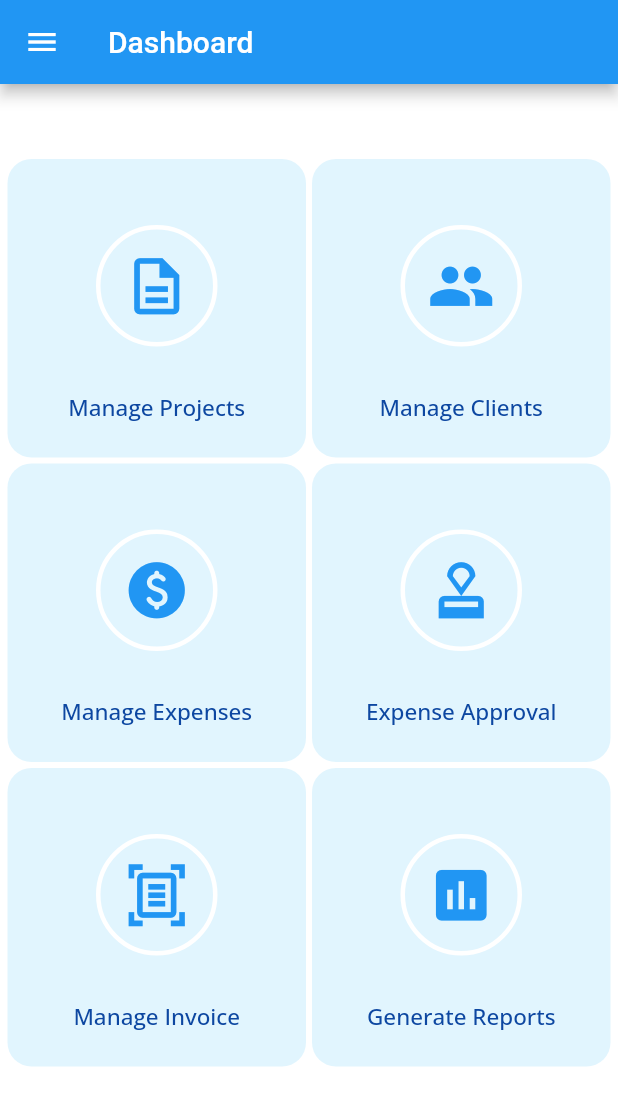
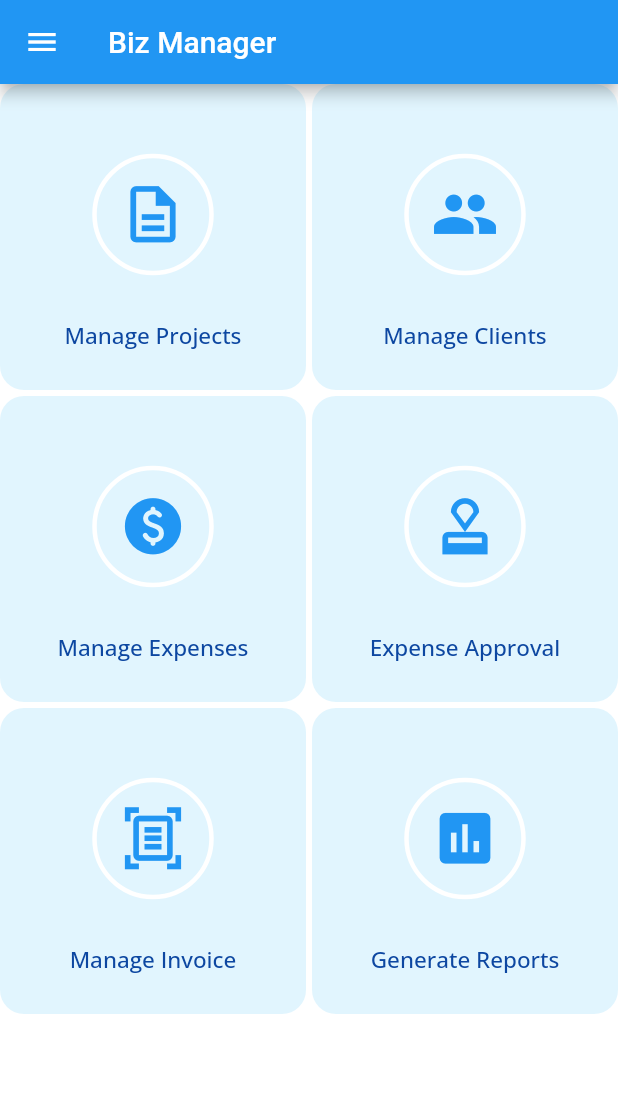
Before and after one commit to rosheends/easy_biz_manager, a Flutter app: the screen it shows after launch, after a tap on "Sign In", on a phone screen of 412 x 824 dp. Shown: the top 1106 px of the screen. Run offline on Flutter 3.47's test engine with Material 2 defaults, Android fonts, the light colour scheme and no system bars; our stand-ins replace google_fonts; missing offline and left inert: country_list_pick; network calls fail.

Commit message:
updated code

```diff
--- a/lib/main.dart
+++ b/lib/main.dart
@@ -1,146 +1,11 @@
-import 'package:easy_biz_manager/forgot_password.dart';
-import 'package:easy_biz_manager/sign_up.dart';
+import 'package:easy_biz_manager/views/biz_manager.dart';
 import 'package:flutter/material.dart';
 import 'package:flutter/services.dart';
-import 'home_page.dart';
 
 void main() {
   SystemChrome.setSystemUIOverlayStyle(const SystemUiOverlayStyle(
     statusBarColor: Colors.transparent,
   ));
   SystemChrome.setEnabledSystemUIMode(SystemUiMode.immersive);
-  runApp(const MyApp());
+  runApp(const BizManager());
 }
-
-class MyApp extends StatelessWidget {
-  const MyApp({Key? key}) : super(key: key);
-
-  @override
-  Widget build(BuildContext context) {
-    return MaterialApp(
-      debugShowCheckedModeBanner: false,
-      theme: ThemeData(
-        scaffoldBackgroundColor: Colors.white, //<-- SEE HERE
-      ),
-      home: const Scaffold(
-        body: SignInWidget(),
-      ),
-    );
-  }
-}
-
-class SignInWidget extends StatefulWidget {
-  const SignInWidget({Key? key}) : super(key: key);
-
-  @override
-  State<SignInWidget> createState() => _SignInWidgetState();
-}
-
-class _SignInWidgetState extends State<SignInWidget> {
-  TextEditingController nameController = TextEditingController();
-  TextEditingController passwordController = TextEditingController();
-  bool checkedValue = false;
-
-  @override
-  Widget build(BuildContext context) {
-    // return Scaffold(
-    //   body: SingleChildScrollView(
-    return Padding(
-        padding: const EdgeInsets.all(10),
-        child: ListView(
-          children: <Widget>[
-            Container(
-              padding: const EdgeInsets.all(10),
-              child: Image.asset(
-                'assets/images/logo.png',
-                height: 250,
-                width: 400,
-              ),
-            ),
-            Container(
-              padding: const EdgeInsets.all(10),
-              child: TextField(
-                controller: nameController,
-                decoration: const InputDecoration(
-                  border: OutlineInputBorder(),
-                  labelText: 'Email/Username',
-                ),
-              ),
-            ),
-            Container(
-              padding: const EdgeInsets.fromLTRB(10, 10, 10, 0),
-              child: TextField(
-                obscureText: true,
-                controller: passwordController,
-                decoration: const InputDecoration(
-                  border: OutlineInputBorder(),
-                  labelText: 'Password',
-                ),
-              ),
-            ),
-            CheckboxListTile(
-              title: const Text("Remember Me"),
-              value: checkedValue,
-              onChanged: (bool? value) {
-                setState(() {
-                  checkedValue = value!;
-                });
-              },
-              controlAffinity: ListTileControlAffinity.leading,
-            ),
-
-            Container(
-                height: 50,
-                width: 250,
-                padding: const EdgeInsets.fromLTRB(10, 0, 10, 0),
-                decoration: BoxDecoration(
-                    color: Colors.blue, borderRadius: BorderRadius.circular(10)),
-                child: ElevatedButton(
-                  child: const Text('Sign In', style: TextStyle(fontSize: 20)),
-                  onPressed: () {
-                    Navigator.push(
-                      context,
-                      MaterialPageRoute(builder: (context) => HomeWidget()),
-                    );
-                    // call validate function
-                  },
-                )),
-            Container(
-              padding: const EdgeInsets.fromLTRB(10, 0, 10, 0),
-              child: Align(
-                alignment: Alignment.centerRight,
-                child: TextButton(
-                  onPressed: () {
-                    Navigator.push(
-                      context,
-                      MaterialPageRoute(builder: (context) => const ForgotPasswordWidget()),
-                    );
-                  },
-                  child: const Text(
-                    'Forgot Password',style: TextStyle(fontSize: 15),
-                  ),
-                ),
-              ),
-            ),
-            Row(
-              mainAxisAlignment: MainAxisAlignment.center,
-              children: <Widget>[
-                const Text('Does not have an account yet?', style: TextStyle(fontSize: 17),),
-                TextButton(
-                  child: const Text(
-                    'Sign Up',
-                    style: TextStyle(fontSize: 18, color: Colors.blue),
-                  ),
-                  onPressed: () {
-                    Navigator.push(
-                      context,
-                      MaterialPageRoute(builder: (context) => const SignUpWidget()),
-                    );
-                  },
-                )
-              ],
-            ),
-          ]),
-        );
-  }
-}
--- a/lib/manage_projects.dart
+++ b/lib/manage_projects.dart
@@ -2,7 +2,7 @@ import 'dart:convert';
 import 'package:flutter/material.dart';
 import 'app_drawer.dart';
 import 'package:http/http.dart' as http;
-import 'home_page.dart';
+import 'views/mobile/mobile_home.dart';
 
 // Future<http.Response> fetchProductList() {
 //   return http.get(Uri.parse('http://localhost:8080/api/v1/management/project/'));
@@ -284,7 +284,7 @@ class _AddProjectWidgetState extends State<AddProjectWidget> {
                       Navigator.push(
                         context,
                         MaterialPageRoute(
-                            builder: (context) => HomeWidget()),
+                            builder: (context) => MobileHomeWidget()),
                       );
                     })),
           ])),
--- /dev/null
+++ b/lib/utility/constants.dart
@@ -0,0 +1,9 @@
+
+class Constants {
+
+  static const String appName = "Biz Manager";
+  static const String appVersion = "1.0.0";
+  static const String serviceHost = "http://172.20.10.7:8080/";
+  static const String serviceBasePath = "api/v1/";
+
+}
--- /dev/null
+++ b/lib/utility/util.dart
@@ -0,0 +1,15 @@
+
+import 'package:easy_biz_manager/utility/constants.dart';
+import 'package:flutter/foundation.dart' show kIsWeb;
+
+class Util {
+  /// To check the running platform is web
+  static bool isRunningOnWeb(){
+    return kIsWeb;
+  }
+
+  /// Get service host
+  static String getServiceHost(){
+    return Constants.serviceHost + Constants.serviceBasePath;
+  }
+}
--- /dev/null
+++ b/lib/views/biz_manager.dart
@@ -0,0 +1,20 @@
+
+import 'package:easy_biz_manager/views/common/sign_in.dart';
+import 'package:flutter/material.dart';
+
+class BizManager extends StatelessWidget {
+  const BizManager({Key? key}) : super(key: key);
+
+  @override
+  Widget build(BuildContext context) {
+    return MaterialApp(
+      debugShowCheckedModeBanner: false,
+      theme: ThemeData(
+        scaffoldBackgroundColor: Colors.white,
+      ),
+      home: const Scaffold(
+        body: SignInWidget(),
+      ),
+    );
+  }
+}
--- /dev/null
+++ b/lib/views/common/sign_in.dart
@@ -0,0 +1,228 @@
+
+import 'package:easy_biz_manager/forgot_password.dart';
+import 'package:easy_biz_manager/utility/util.dart';
+import 'package:easy_biz_manager/views/common/sign_up.dart';
+import 'package:easy_biz_manager/views/web/web_home.dart';
+import 'package:flutter/material.dart';
+
+import '../mobile/mobile_home.dart';
+
+class SignInWidget extends StatefulWidget {
+  const SignInWidget({Key? key}) : super(key: key);
+
+  @override
+  State<SignInWidget> createState() => _SignInWidgetState();
+}
+
+class _SignInWidgetState extends State<SignInWidget> {
+  TextEditingController nameController = TextEditingController();
+  TextEditingController passwordController = TextEditingController();
+  bool checkedValue = false;
+
+  @override
+  Widget build(BuildContext context) {
+    return Padding(
+      padding: const EdgeInsets.all(10),
+      child: Util.isRunningOnWeb() ? Row(
+        children: [
+          Expanded(
+              child: Image.asset(
+                'assets/images/logo.png',
+                height: 250,
+                width: 400,
+              )
+          ),
+          Expanded(
+              child: Container(
+                padding: EdgeInsets.all(25.0),
+                color: Colors.grey[100],
+                child: Column(
+                  mainAxisAlignment: MainAxisAlignment.center,
+                  crossAxisAlignment: CrossAxisAlignment.center,
+                  children: [
+                    Container(
+                      padding: const EdgeInsets.all(10),
+                      child: TextField(
+                        controller: nameController,
+                        decoration: const InputDecoration(
+                          border: OutlineInputBorder(),
+                          labelText: 'Email/Username',
+                        ),
+                      ),
+                    ),
+                    Container(
+                      padding: const EdgeInsets.fromLTRB(10, 10, 10, 0),
+                      child: TextField(
+                        obscureText: true,
+                        controller: passwordController,
+                        decoration: const InputDecoration(
+                          border: OutlineInputBorder(),
+                          labelText: 'Password',
+                        ),
+                      ),
+                    ),
+                    Container(child: Row(
+                      mainAxisAlignment: MainAxisAlignment.end,
+                      children: [
+                        Container(
+                          padding: const EdgeInsets.fromLTRB(10, 0, 10, 0),
+                          child: Align(
+                            alignment: Alignment.centerRight,
+                            child: TextButton(
+                              onPressed: () {
+                                Navigator.push(
+                                  context,
+                                  MaterialPageRoute(builder: (context) => const ForgotPasswordWidget()),
+                                );
+                              },
+                              child: const Text(
+                                'Forgot Password',style: TextStyle(fontSize: 15),
+                              ),
+                            ),
+                          ),
+                        )
+                      ],
+                    )),
+                    SizedBox(
+                      height: 50,
+                    ),
+                    Container(
+                        height: 50,
+                        width: 250,
+                        padding: const EdgeInsets.fromLTRB(10, 0, 10, 0),
+                        decoration: BoxDecoration(
+                            color: Colors.blue, borderRadius: BorderRadius.circular(10)),
+                        child: ElevatedButton(
+                          child: const Text('Sign In', style: TextStyle(fontSize: 20)),
+                          onPressed: () {
+                            Navigator.push(
+                              context,
+                              MaterialPageRoute(builder: (context) => Util.isRunningOnWeb() ? WebHomeWidget() : MobileHomeWidget()),
+                            );
+
+                            // call validate function
+                          },
+                        )),
+                    SizedBox(
+                      height: 50,
+                    ),
+                    Row(
+                      mainAxisAlignment: MainAxisAlignment.center,
+                      children: <Widget>[
+                        const Text('Does not have an account yet?', style: TextStyle(fontSize: 17),),
+                        TextButton(
+                          child: const Text(
+                            'Sign Up',
+                            style: TextStyle(fontSize: 18, color: Colors.blue),
+                          ),
+                          onPressed: () {
+                            Navigator.push(
+                              context,
+                              MaterialPageRoute(builder: (context) => const SignUpWidget()),
+                            );
+                          },
+                        )
+                      ],
+                    ),
+                  ],
+                ),
+              )
+          )
+        ],
+      ) : ListView(
+          children: <Widget>[
+            Container(
+              padding: const EdgeInsets.all(10),
+              child: Image.asset(
+                'assets/images/logo.png',
+                height: 250,
+                width: 400,
+              ),
+            ),
+            Container(
+              padding: const EdgeInsets.all(10),
+              child: TextField(
+                controller: nameController,
+                decoration: const InputDecoration(
+                  border: OutlineInputBorder(),
+                  labelText: 'Email/Username',
+                ),
+              ),
+            ),
+            Container(
+              padding: const EdgeInsets.fromLTRB(10, 10, 10, 0),
+              child: TextField(
+                obscureText: true,
+                controller: passwordController,
+                decoration: const InputDecoration(
+                  border: OutlineInputBorder(),
+                  labelText: 'Password',
+                ),
+              ),
+            ),
+            CheckboxListTile(
+              title: const Text("Remember Me"),
+              value: checkedValue,
+              onChanged: (bool? value) {
+                setState(() {
+                  checkedValue = value!;
+                });
+              },
+              controlAffinity: ListTileControlAffinity.leading,
+            ),
+            Container(
+                height: 50,
+                width: 250,
+                padding: const EdgeInsets.fromLTRB(10, 0, 10, 0),
+                decoration: BoxDecoration(
+                    color: Colors.blue, borderRadius: BorderRadius.circular(10)),
+                child: ElevatedButton(
+                  child: const Text('Sign In', style: TextStyle(fontSize: 20)),
+                  onPressed: () {
+                    Navigator.push(
+                      context,
+                      MaterialPageRoute(builder: (context) => Util.isRunningOnWeb() ? WebHomeWidget() : MobileHomeWidget()),
+                    );
+
+                    // call validate function
+                  },
+                )),
+            Container(
+              padding: const EdgeInsets.fromLTRB(10, 0, 10, 0),
+              child: Align(
+                alignment: Alignment.centerRight,
+                child: TextButton(
+                  onPressed: () {
+                    Navigator.push(
+                      context,
+                      MaterialPageRoute(builder: (context) => const ForgotPasswordWidget()),
+                    );
+                  },
+                  child: const Text(
+                    'Forgot Password',style: TextStyle(fontSize: 15),
+                  ),
+                ),
+              ),
+            ),
+            Row(
+              mainAxisAlignment: MainAxisAlignment.center,
+              children: <Widget>[
+                const Text('Does not have an account yet?', style: TextStyle(fontSize: 17),),
+                TextButton(
+                  child: const Text(
+                    'Sign Up',
+                    style: TextStyle(fontSize: 18, color: Colors.blue),
+                  ),
+                  onPressed: () {
+                    Navigator.push(
+                      context,
+                      MaterialPageRoute(builder: (context) => const SignUpWidget()),
+                    );
+                  },
+                )
+              ],
+            ),
+          ]),
+    );
+  }
+}
--- a/lib/sign_up.dart
+++ b/lib/views/common/sign_up.dart
@@ -1,5 +1,5 @@
 import 'package:flutter/material.dart';
-import 'home_page.dart';
+import '../mobile/mobile_home.dart';
 
 class SignUpWidget extends StatefulWidget {
   const SignUpWidget({Key? key}) : super(key: key);
@@ -110,7 +110,7 @@ class _SignUpWidgetState extends State<SignUpWidget> {
                   onPressed: () {
                     Navigator.push(
                       context,
-                      MaterialPageRoute(builder: (context) => HomeWidget()),
+                      MaterialPageRoute(builder: (context) => MobileHomeWidget()),
                     );
                     // call validate function
                   },
--- /dev/null
+++ b/lib/views/mobile/mobile_home.dart
@@ -0,0 +1,106 @@
+import 'package:easy_biz_manager/approve_reject_requests.dart';
+import 'package:easy_biz_manager/manage_expenses.dart';
+import 'package:easy_biz_manager/manage_invoices.dart';
+import 'package:easy_biz_manager/reporting.dart';
+import 'package:flutter/material.dart';
+import '../../manage_projects.dart';
+import 'package:google_fonts/google_fonts.dart';
+import '../../app_drawer.dart';
+import '../../manage_clients.dart';
+import '../../utility/constants.dart';
+
+class MobileHomeWidget extends StatelessWidget {
+  MobileHomeWidget({Key? key}) : super(key: key);
+
+  List<Item> items = [
+    Item(
+        title: 'Manage Projects',
+        icon: Icons.description_outlined,
+        screen: const ManageProjectWidget()),
+    Item(
+        title: 'Manage Clients',
+        icon: Icons.people,
+        screen: const ManageClientWidget()),
+    Item(
+        title: 'Manage Expenses',
+        icon: Icons.paid_rounded,
+        screen: const ManageExpenseWidget()),
+    Item(
+        title: 'Expense Approval',
+        icon: Icons.approval,
+        screen: const ExpenseRequestsWidget()),
+    Item(
+        title: 'Manage Invoice',
+        icon: Icons.document_scanner_outlined,
+        screen: const ManageInvoiceWidget()),
+    Item(
+        title: 'Generate Reports',
+        icon: Icons.insert_chart,
+        screen: const GenerateReportsWidget()),
+  ];
+
+  @override
+  Widget build(BuildContext context) {
+    return Scaffold(
+      appBar: AppBar(
+        title: const Text(Constants.appName),
+      ),
+      body: GridView.count(
+          crossAxisCount: 2,
+          crossAxisSpacing: 4.0,
+          mainAxisSpacing: 4.0,
+          children: items.map((data) {
+            return GestureDetector(
+              onTap: () {
+                Navigator.push(context,
+                    MaterialPageRoute<Widget>(builder: (BuildContext context) {
+                  return data.screen;
+                }));
+              },
+              child: Container(
+                decoration: BoxDecoration(
+                    //color: Color(color),
+                    color: Colors.lightBlue[50],
+                    borderRadius: BorderRadius.circular(16)),
+                child: Column(
+                  mainAxisAlignment: MainAxisAlignment.center,
+                  children: <Widget>[
+                    Container(
+                      margin: const EdgeInsets.all(20),
+                      padding: const EdgeInsets.all(15),
+                      decoration: BoxDecoration(
+                          borderRadius: BorderRadius.circular(100),
+                          border: Border.all(width: 3, color: Colors.white)),
+                      child: Icon(
+                        data.icon,
+                        size: 45.0,
+                        color: Colors.blue,
+                      ),
+                    ),
+                    const SizedBox(
+                      height: 10,
+                    ),
+                    Text(
+                      data.title,
+                      style: GoogleFonts.openSans(
+                          textStyle: TextStyle(
+                              color: Colors.blue[900],
+                              fontSize: 15,
+                              fontWeight: FontWeight.w500)),
+                    ),
+                  ],
+                ),
+              ),
+            );
+          }).toList()),
+      drawer: const AppDrawerWidget(),
+    );
+  }
+}
+
+class Item {
+  final String title;
+  final IconData icon;
+  final Widget screen;
+  Item({required this.title, required this.icon, required this.screen});
+}
--- a/lib/home_page.dart
+++ b/lib/views/web/web_home.dart
@@ -3,13 +3,14 @@ import 'package:easy_biz_manager/manage_expenses.dart';
 import 'package:easy_biz_manager/manage_invoices.dart';
 import 'package:easy_biz_manager/reporting.dart';
 import 'package:flutter/material.dart';
-import 'manage_projects.dart';
+import '../../manage_projects.dart';
 import 'package:google_fonts/google_fonts.dart';
-import 'app_drawer.dart';
-import 'manage_clients.dart';
+import '../../app_drawer.dart';
+import '../../manage_clients.dart';
+import '../../utility/constants.dart';
 
-class HomeWidget extends StatelessWidget {
-  HomeWidget({Key? key}) : super(key: key);
+class WebHomeWidget extends StatelessWidget {
+  WebHomeWidget({Key? key}) : super(key: key);
 
   List<Item> items = [
     Item(
@@ -42,13 +43,14 @@ class HomeWidget extends StatelessWidget {
   Widget build(BuildContext context) {
     return Scaffold(
       appBar: AppBar(
-        title: const Text('Dashboard'),
+        title: const Text(Constants.appName),
+
       ),
       body: GridView.count(
-          padding: const EdgeInsets.fromLTRB(5, 50, 5, 0),
-          crossAxisCount: 2,
-          crossAxisSpacing: 4.0,
-          mainAxisSpacing: 4.0,
+          padding: const EdgeInsets.all(50),
+          crossAxisCount: 4,
+          crossAxisSpacing: 20.0,
+          mainAxisSpacing: 20.0,
           children: items.map((data) {
             return GestureDetector(
               onTap: () {
@@ -66,19 +68,19 @@ class HomeWidget extends StatelessWidget {
                   mainAxisAlignment: MainAxisAlignment.center,
                   children: <Widget>[
                     Container(
-                      margin: const EdgeInsets.all(20),
-                      padding: const EdgeInsets.all(15),
+                      padding: const EdgeInsets.all(30),
                       decoration: BoxDecoration(
                           borderRadius: BorderRadius.circular(100),
-                          border: Border.all(width: 3, color: Colors.white)),
+                          color: Colors.white
+                      ),
                       child: Icon(
                         data.icon,
-                        size: 45.0,
+                        size: 65.0,
                         color: Colors.blue,
                       ),
                     ),
                     const SizedBox(
-                      height: 10,
+                      height: 40,
                     ),
                     Text(
                       data.title,
@@ -86,7 +88,7 @@ class HomeWidget extends StatelessWidget {
                           textStyle: TextStyle(
                               color: Colors.blue[900],
                               fontSize: 15,
-                              fontWeight: FontWeight.w500)),
+                              fontWeight: FontWeight.w600)),
                     ),
                   ],
                 ),
```
Also changed, not shown: lib/app_drawer.dart (+15 -4 lines), lib/services/executor_service.dart (added, +38 -0 lines), lib/services/project_service.dart (added, +17 -0 lines), lib/utility/endpoints/project.dart (added, +8 -0 lines), 2 other files.
